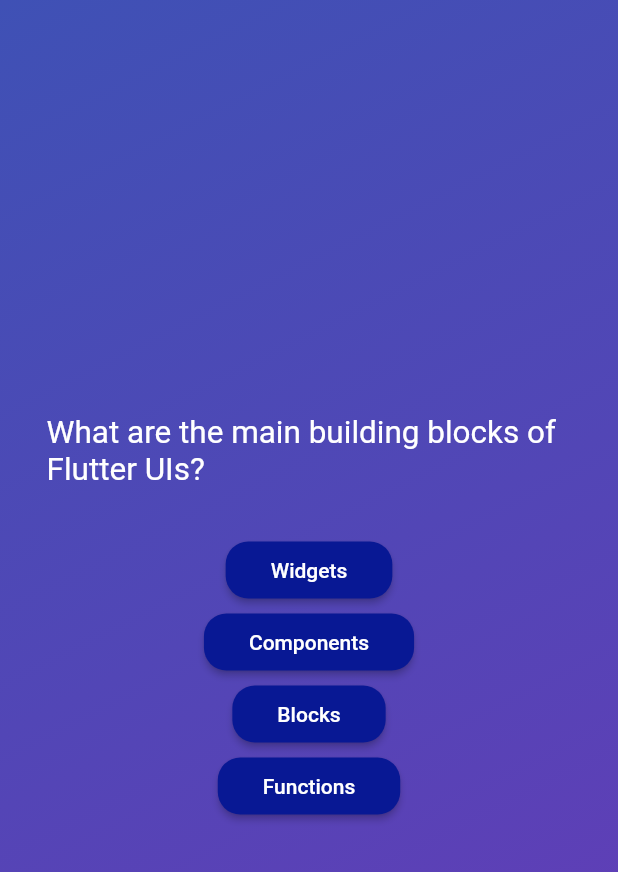
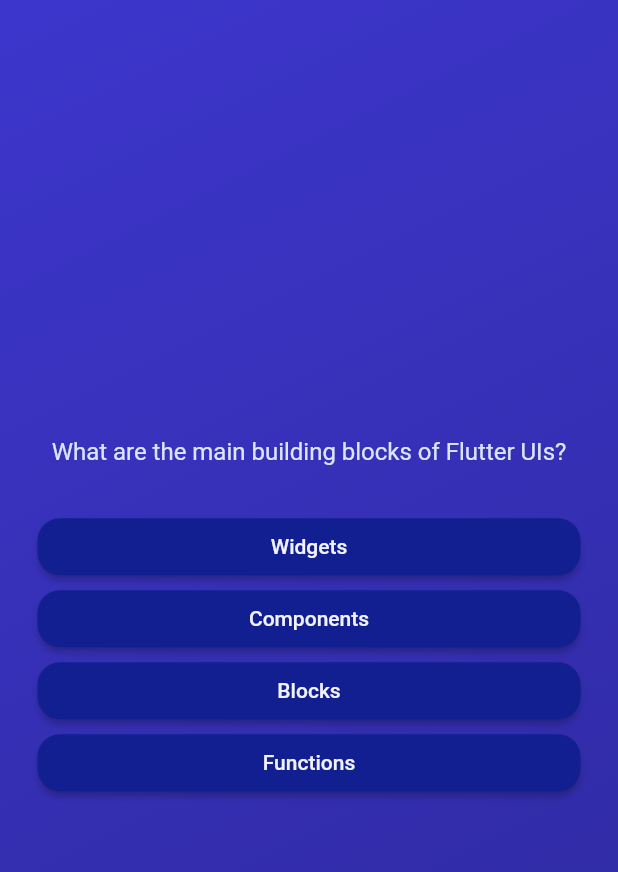
Before and after one commit to Abhi-Survase/simple-flutter-quiz-app, a Flutter app: the screen it shows after launch, after a tap on "Start Quiz", on a phone screen of 412 x 824 dp. Shown: the top 872 px of the screen. Run offline on Flutter 3.47's test engine with Material 2 defaults, Android fonts, the phone set to English and light mode, and no system bars.

Commit message:
Dynamic creation of buttons on quiz screen as per the number of options

```diff
--- a/lib/ans_buttom.dart
+++ b/lib/ans_buttom.dart
@@ -12,8 +12,8 @@ class AnsButton extends StatelessWidget {
       onPressed: onTap,
       style: ElevatedButton.styleFrom(
           padding: const EdgeInsets.symmetric(horizontal: 30, vertical: 11),
-          backgroundColor: const Color.fromARGB(255, 8, 24, 148),
-          foregroundColor: Colors.white,
+          backgroundColor: const Color.fromARGB(255, 17, 31, 144),
+          foregroundColor: const Color.fromARGB(255, 242, 242, 253),
           shape: RoundedRectangleBorder(
             borderRadius: BorderRadius.circular(15),
           )),
--- a/lib/ques_screen.dart
+++ b/lib/ques_screen.dart
@@ -18,20 +18,25 @@ class _QuesScreenState extends State<QuesScreen> {
 
     return SizedBox(
       width: double.infinity,
+      child: Container(
+        margin: const EdgeInsets.all(25),
         child: Column(
           mainAxisAlignment: MainAxisAlignment.center,
+          crossAxisAlignment: CrossAxisAlignment.stretch,
           children: [
             SizedBox(
               width: 350,
               child: Text(currentQs.qs,
-                style: const TextStyle(color: Colors.white, fontSize: 21)),
+                  style: const TextStyle(
+                      color: Color.fromARGB(255, 218, 230, 255), fontSize: 16),
+                  textAlign: TextAlign.center),
             ),
             const SizedBox(height: 30),
-          AnsButton(currentQs.ans[0], () {}),
-          AnsButton(currentQs.ans[1], () {}),
-          AnsButton(currentQs.ans[2], () {}),
-          AnsButton(currentQs.ans[3], () {}),
+            ...currentQs.ans.map((item) {
+              return AnsButton(item, () {});
+            }),
           ],
+        ),
       ),
     );
   }
--- a/lib/quiz.dart
+++ b/lib/quiz.dart
@@ -48,7 +48,10 @@ class _QuizState extends State<Quiz> {
             gradient: LinearGradient(
               begin: Alignment.topLeft,
               end: Alignment.bottomRight,
-              colors: [Colors.indigo, Colors.deepPurple],
+              colors: [
+                Color.fromARGB(255, 61, 54, 204),
+                Color.fromARGB(255, 45, 40, 156)
+              ],
             ),
           ),
           child: displayScr,
--- a/lib/start_screen.dart
+++ b/lib/start_screen.dart
@@ -21,7 +21,7 @@ class StartScreen extends StatelessWidget {
             padding: EdgeInsets.all(30),
             child: Text("Learn Flutter the fun way!",
                 style: TextStyle(
-                    color: Color.fromARGB(255, 227, 205, 255), fontSize: 24)),
+                    color: Color.fromARGB(255, 246, 238, 255), fontSize: 24)),
           ),
           OutlinedButton.icon(
             onPressed: startQuiz,
```
Also changed, not shown: flutter_01.png (added). Lines whose indentation alone changed are shown as unchanged.
